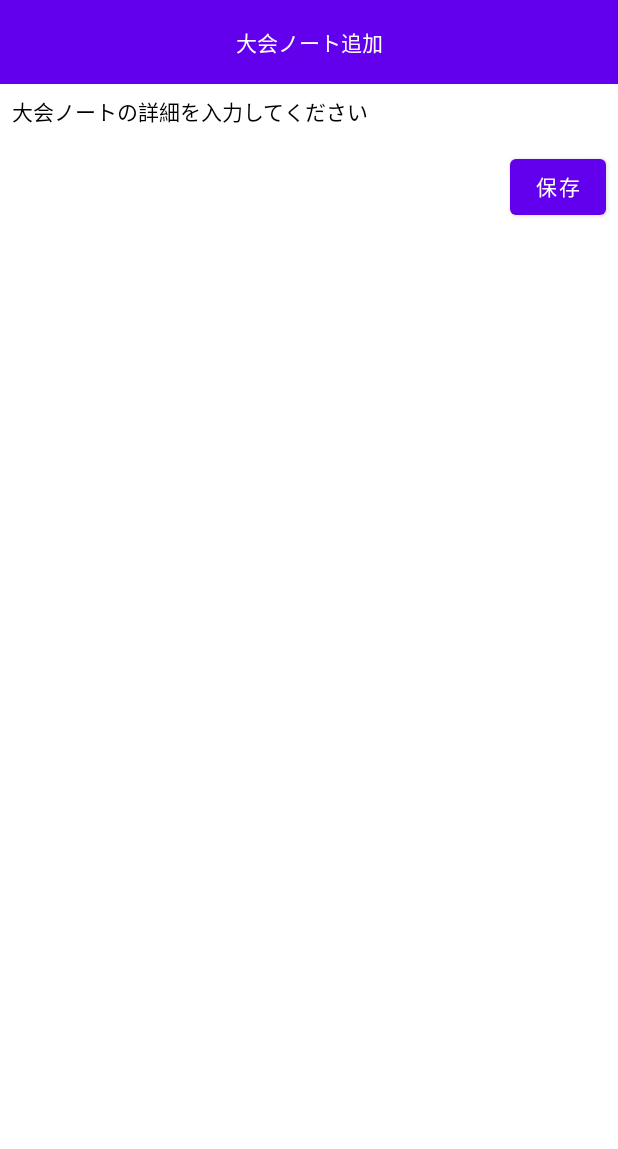
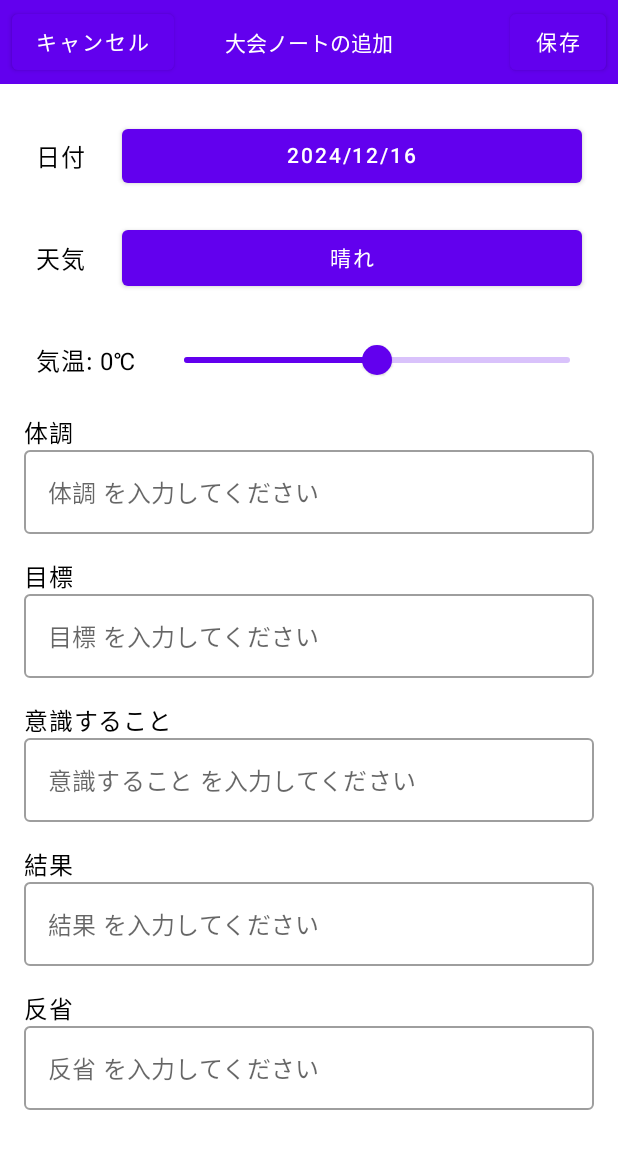
Before and after one commit to Takatoshi-Miura/SportsNote_Android, an Android app built with Jetpack Compose: the composable AddTournamentNoteScreen shown on its own in the app's theme, on a phone screen of 412 x 824 dp. Shown: the top 1149 px of the screen. Run offline under Robolectric (Android 15) with nearby library versions, the phone set to English and light mode, and no system bars.

Commit message:
[Add] 大会ノート追加画面のUIを作成

```diff
--- a/app/src/main/java/com/example/sportsnote/ui/note/AddTournamentNoteScreen.kt
+++ b/app/src/main/java/com/example/sportsnote/ui/note/AddTournamentNoteScreen.kt
@@ -1,22 +1,34 @@
 package com.example.sportsnote.ui.note
 
+import android.app.DatePickerDialog
 import androidx.compose.foundation.background
 import androidx.compose.foundation.layout.Box
 import androidx.compose.foundation.layout.Column
+import androidx.compose.foundation.layout.Row
 import androidx.compose.foundation.layout.Spacer
 import androidx.compose.foundation.layout.fillMaxSize
 import androidx.compose.foundation.layout.fillMaxWidth
 import androidx.compose.foundation.layout.height
 import androidx.compose.foundation.layout.padding
+import androidx.compose.foundation.layout.width
 import androidx.compose.material.Button
+import androidx.compose.material.DropdownMenu
+import androidx.compose.material.DropdownMenuItem
 import androidx.compose.material.MaterialTheme
+import androidx.compose.material.Slider
 import androidx.compose.material.Text
 import androidx.compose.runtime.Composable
+import androidx.compose.runtime.getValue
+import androidx.compose.runtime.mutableStateOf
+import androidx.compose.runtime.remember
+import androidx.compose.runtime.setValue
 import androidx.compose.ui.Alignment
 import androidx.compose.ui.Modifier
+import androidx.compose.ui.platform.LocalContext
 import androidx.compose.ui.unit.dp
 import androidx.compose.ui.window.Dialog
 import androidx.compose.ui.window.DialogProperties
+import java.util.Calendar
 
 /**
  * 大会ノート追加画面
@@ -32,7 +44,6 @@ fun AddTournamentNoteScreen(onDismiss: () -> Unit) {
         Box(
             modifier = Modifier
                 .fillMaxSize()
-                .fillMaxWidth()
                 .background(MaterialTheme.colors.surface)
         ) {
             Column(modifier = Modifier.fillMaxSize()) {
@@ -43,35 +54,215 @@ fun AddTournamentNoteScreen(onDismiss: () -> Unit) {
                         .height(56.dp)
                         .background(MaterialTheme.colors.primary)
                 ) {
+                    // キャンセルボタン
+                    Button(
+                        onClick = { onDismiss() },
+                        modifier = Modifier
+                            .align(Alignment.CenterStart)
+                            .padding(start = 8.dp)
+                    ) {
+                        Text("キャンセル")
+                    }
+
+                    // タイトル
                     Text(
-                        text = "大会ノート追加",
+                        text = "大会ノートの追加",
                         color = MaterialTheme.colors.onPrimary,
+                        modifier = Modifier.align(Alignment.Center)
+                    )
+
+                    // 保存ボタン
+                    Button(
+                        onClick = {
+                            // TODO: 保存処理を呼び出し
+                            onDismiss()
+                        },
                         modifier = Modifier
-                            .align(Alignment.Center)
-                            .padding(horizontal = 16.dp)
-                    )
+                            .align(Alignment.CenterEnd)
+                            .padding(end = 8.dp)
+                    ) {
+                        Text("保存")
+                    }
                 }
 
-                // コンテンツ
                 Column(
                     modifier = Modifier
                         .fillMaxWidth()
-                        .padding(8.dp)
+                        .padding(16.dp)
                 ) {
-                    Text(text = "大会ノートの詳細を入力してください")
+                    // 日付
+                    DatePickerField()
+                    Spacer(modifier = Modifier.height(4.dp))
+
+                    // 天気
+                    WeatherPickerField()
+                    Spacer(modifier = Modifier.height(4.dp))
+
+                    // 気温
+                    TemperatureSlider()
+                    Spacer(modifier = Modifier.height(4.dp))
+
+                    // テキスト入力欄
+                    TextInputField("体調")
                     Spacer(modifier = Modifier.height(16.dp))
 
-                    Button(
-                        onClick = {
-                            // ノート保存などの処理
-                            onDismiss()
-                        },
-                        modifier = Modifier.align(Alignment.End)
-                    ) {
-                        Text("保存")
-                    }
+                    TextInputField("目標")
+                    Spacer(modifier = Modifier.height(16.dp))
+
+                    TextInputField("意識すること")
+                    Spacer(modifier = Modifier.height(16.dp))
+
+                    TextInputField("結果")
+                    Spacer(modifier = Modifier.height(16.dp))
+
+                    TextInputField("反省")
                 }
             }
         }
     }
 }
+
+/**
+ * 日付入力欄
+ */
+@Composable
+fun DatePickerField() {
+    // カレンダーのインスタンスを作成
+    val calendar = Calendar.getInstance()
+
+    // 初期状態として今日の日付を設定
+    val initialDate = "${calendar.get(Calendar.YEAR)}/${calendar.get(Calendar.MONTH) + 1}/${calendar.get(Calendar.DAY_OF_MONTH)}"
+    val selectedDate = remember { mutableStateOf(initialDate) }
+
+    // ダイアログの表示状態
+    val context = LocalContext.current
+
+    Row(
+        modifier = Modifier
+            .fillMaxWidth()
+            .padding(8.dp),
+        verticalAlignment = Alignment.CenterVertically
+    ) {
+        Text(
+            text = "日付",
+            style = MaterialTheme.typography.body1,
+            modifier = Modifier.padding(end = 8.dp)
+        )
+        Spacer(modifier = Modifier.width(16.dp))
+        // 選択した日付の表示 or ボタン
+        Button(
+            onClick = {
+                DatePickerDialog(
+                    context,
+                    { _, year, month, dayOfMonth ->
+                        // 日付が選択されたらフォーマットして表示
+                        selectedDate.value = "$year/${month + 1}/$dayOfMonth"
+                    },
+                    calendar.get(Calendar.YEAR),
+                    calendar.get(Calendar.MONTH),
+                    calendar.get(Calendar.DAY_OF_MONTH)
+                ).show()
+            },
+            modifier = Modifier.weight(1f) // 右隣まで伸ばす
+        ) {
+            Text(text = selectedDate.value)
+        }
+    }
+}
+
+/**
+ * 天気選択欄
+ */
+@Composable
+fun WeatherPickerField() {
+    val weatherOptions = listOf("晴れ", "くもり", "雨")
+    var selectedWeather by remember { mutableStateOf(weatherOptions.first()) }
+    var expanded by remember { mutableStateOf(false) }
+
+    Row(
+        modifier = Modifier
+            .fillMaxWidth()
+            .padding(8.dp),
+        verticalAlignment = Alignment.CenterVertically
+    ) {
+        Text(
+            text = "天気",
+            style = MaterialTheme.typography.body1,
+            modifier = Modifier.padding(end = 8.dp)
+        )
+
+        Spacer(modifier = Modifier.width(16.dp))
+
+        // 天気選択ドロップダウン
+        Button(
+            onClick = { expanded = true },
+            modifier = Modifier.weight(1f)
+        ) {
+            Text(selectedWeather)
+        }
+        DropdownMenu(
+            expanded = expanded,
+            onDismissRequest = { expanded = false }
+        ) {
+            weatherOptions.forEach { option ->
+                DropdownMenuItem(onClick = {
+                    selectedWeather = option
+                    expanded = false
+                }) {
+                    Text(option)
+                }
+            }
+        }
+    }
+}
+
+/**
+ * 気温入力欄
+ */
+@Composable
+fun TemperatureSlider() {
+    var temperature by remember { mutableStateOf(0f) }
+    Row(
+        modifier = Modifier
+            .fillMaxWidth()
+            .padding(8.dp),
+        verticalAlignment = Alignment.CenterVertically
+    ) {
+        Text(
+            text = "気温: ${temperature.toInt()}℃",
+            style = MaterialTheme.typography.body1,
+            modifier = Modifier.padding(end = 8.dp)
+        )
+        Spacer(modifier = Modifier.width(16.dp))
+        // 気温スライダー
+        Slider(
+            value = temperature,
+            onValueChange = { temperature = it },
+            valueRange = -40f..40f,
+            modifier = Modifier.weight(1f) // 右隣まで伸ばす
+        )
+    }
+}
+
+/**
+ * テキスト入力欄
+ *
+ * @param title タイトル
+ * @param placeholder プレースホルダー
+ */
+@Composable
+fun TextInputField(title: String, placeholder: String? = null) {
+    var text by remember { mutableStateOf("") }
+    val placeholderStr = placeholder ?: "$title を入力してください"
+
+    Text(
+        text = title,
+        style = MaterialTheme.typography.body1
+    )
+    androidx.compose.material.OutlinedTextField(
+        value = text,
+        onValueChange = { text = it },
+        placeholder = { Text(placeholderStr) },
+        modifier = Modifier.fillMaxWidth()
+    )
+}
```
